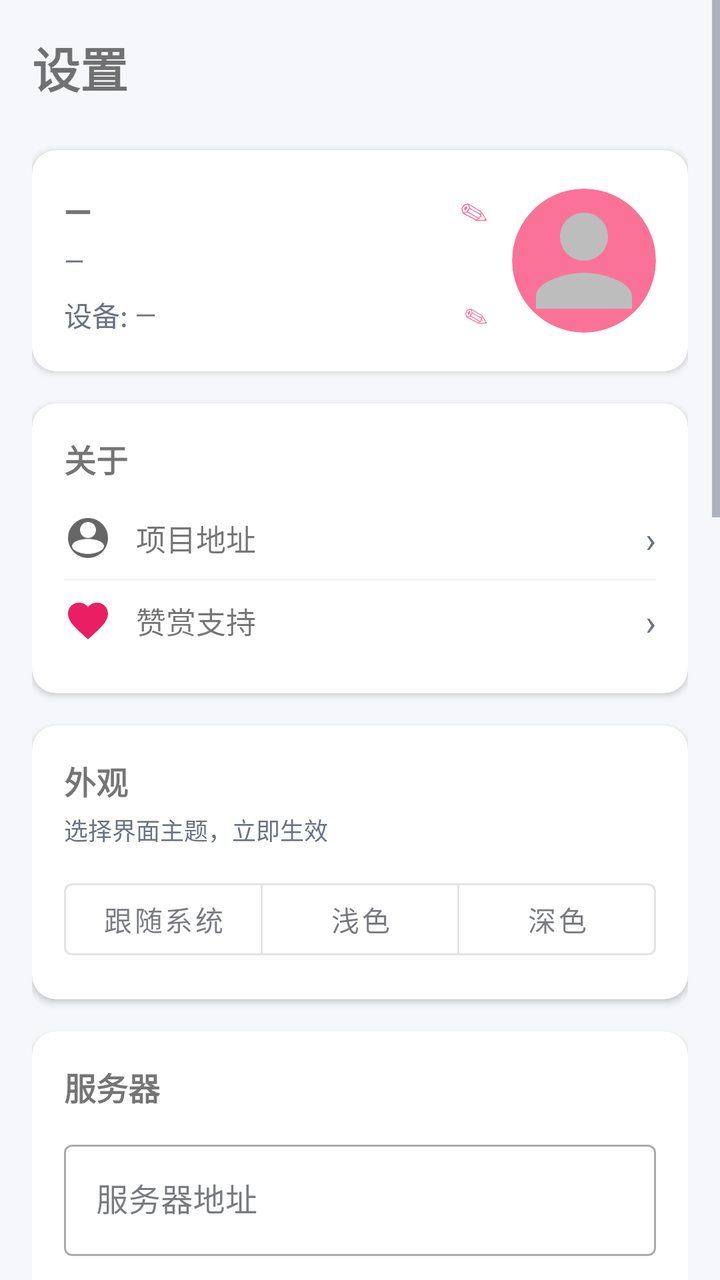
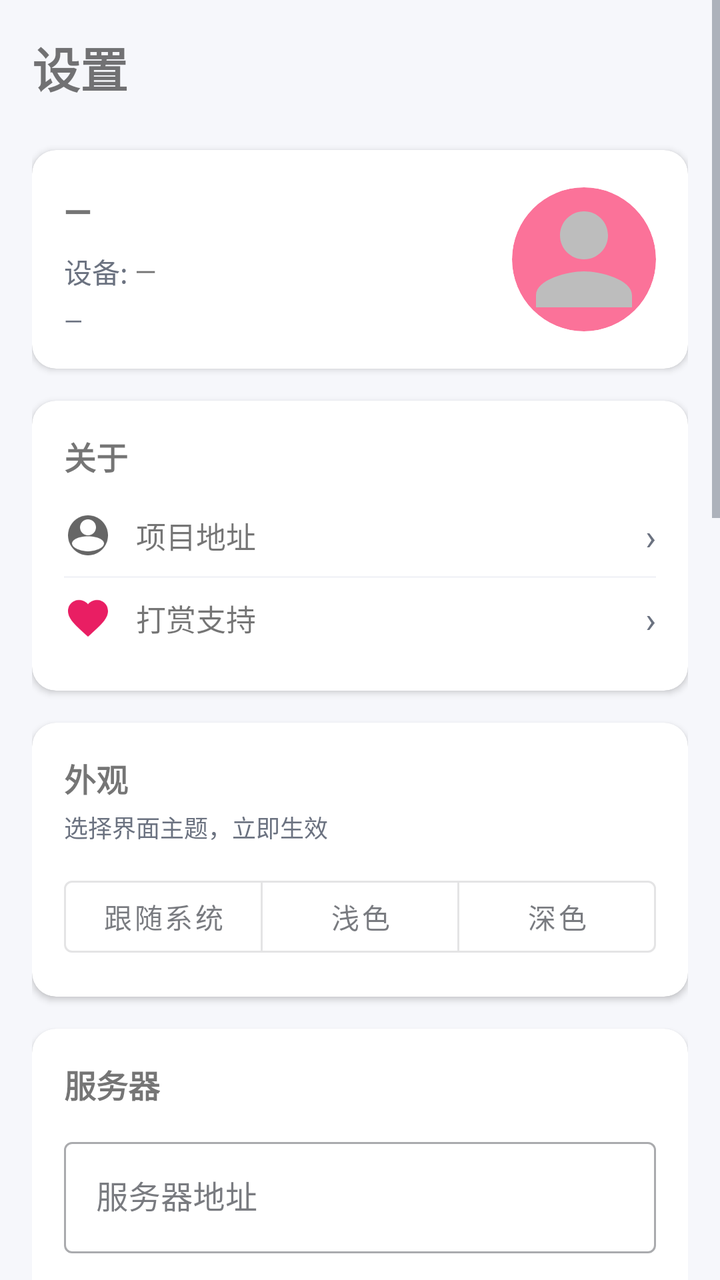

Screens rendered from an Android XML layout before and after an edit, with the pre-edit source and the edit as a unified diff.
<!-- AndroidManifest.xml: application theme Theme.NotifySync -->
<!-- res/layout/fragment_settings.xml -->
<?xml version="1.0" encoding="utf-8"?>
<ScrollView xmlns:android="http://schemas.android.com/apk/res/android"
    xmlns:app="http://schemas.android.com/apk/res-auto"
    android:layout_width="match_parent"
    android:layout_height="match_parent"
    android:fillViewport="true">

    <LinearLayout
        android:layout_width="match_parent"
        android:layout_height="wrap_content"
        android:orientation="vertical"
        android:padding="16dp">

        <TextView
            android:layout_width="match_parent"
            android:layout_height="wrap_content"
            android:text="设置"
            android:textSize="24sp"
            android:textStyle="bold"
            android:layout_marginBottom="24dp" />

        
        <com.google.android.material.card.MaterialCardView
            android:layout_width="match_parent"
            android:layout_height="wrap_content"
            android:layout_marginBottom="16dp"
            app:cardCornerRadius="12dp"
            app:cardElevation="2dp">

            <LinearLayout
                android:layout_width="match_parent"
                android:layout_height="wrap_content"
                android:orientation="horizontal"
                android:gravity="center_vertical"
                android:padding="16dp">

                
                <LinearLayout
                    android:layout_width="0dp"
                    android:layout_height="wrap_content"
                    android:layout_weight="1"
                    android:orientation="vertical">

                    
                    <LinearLayout
                        android:id="@+id/llNickname"
                        android:layout_width="match_parent"
                        android:layout_height="wrap_content"
                        android:orientation="horizontal"
                        android:gravity="center_vertical"
                        android:clickable="true"
                        android:focusable="true"
                        android:background="?attr/selectableItemBackground"
                        android:paddingTop="2dp"
                        android:paddingBottom="2dp">

                        <TextView
                            android:id="@+id/tvDisplayName"
                            android:layout_width="0dp"
                            android:layout_height="wrap_content"
                            android:layout_weight="1"
                            android:text="—"
                            android:textSize="18sp"
                            android:textStyle="bold" />

                        <TextView
                            android:layout_width="wrap_content"
                            android:layout_height="wrap_content"
                            android:text="✎"
                            android:textSize="14sp"
                            android:textColor="?attr/colorPrimary" />
                    </LinearLayout>

                    
                    <TextView
                        android:id="@+id/tvUsername"
                        android:layout_width="wrap_content"
                        android:layout_height="wrap_content"
                        android:text="—"
                        android:textSize="13sp"
                        android:textColor="@color/on_surface_variant"
                        android:layout_marginTop="2dp"
                        android:layout_marginBottom="6dp" />

                    
                    <LinearLayout
                        android:id="@+id/llDeviceName"
                        android:layout_width="match_parent"
                        android:layout_height="wrap_content"
                        android:orientation="horizontal"
                        android:gravity="center_vertical"
                        android:clickable="true"
                        android:focusable="true"
                        android:background="?attr/selectableItemBackground"
                        android:paddingTop="2dp"
                        android:paddingBottom="2dp">

                        <TextView
                            android:layout_width="wrap_content"
                            android:layout_height="wrap_content"
                            android:text="设备: "
                            android:textSize="14sp"
                            android:textColor="@color/on_surface_variant" />

                        <TextView
                            android:id="@+id/tvDeviceName"
                            android:layout_width="0dp"
                            android:layout_height="wrap_content"
                            android:layout_weight="1"
                            android:text="—"
                            android:textSize="14sp" />

                        <TextView
                            android:layout_width="wrap_content"
                            android:layout_height="wrap_content"
                            android:text="✎"
                            android:textSize="12sp"
                            android:textColor="?attr/colorPrimary" />
                    </LinearLayout>
                </LinearLayout>

                
                <FrameLayout
                    android:id="@+id/flAvatar"
                    android:layout_width="72dp"
                    android:layout_height="72dp"
                    android:layout_marginStart="12dp"
                    android:clickable="true"
                    android:focusable="true"
                    android:background="?attr/selectableItemBackgroundBorderless">

                    <ImageView
                        android:id="@+id/ivAvatar"
                        android:layout_width="match_parent"
                        android:layout_height="match_parent"
                        android:scaleType="centerCrop"
                        android:src="@drawable/ic_default_avatar"
                        android:background="@drawable/bg_circle_avatar"
                        android:clipToOutline="true"
                        android:outlineProvider="background" />
                </FrameLayout>
            </LinearLayout>
        </com.google.android.material.card.MaterialCardView>

        
        <com.google.android.material.card.MaterialCardView
            android:layout_width="match_parent"
            android:layout_height="wrap_content"
            android:layout_marginBottom="16dp"
            app:cardCornerRadius="12dp"
            app:cardElevation="2dp">

            <LinearLayout
                android:layout_width="match_parent"
                android:layout_height="wrap_content"
                android:orientation="vertical"
                android:padding="16dp">

                <TextView
                    android:layout_width="wrap_content"
                    android:layout_height="wrap_content"
                    android:text="关于"
                    android:textStyle="bold"
                    android:textSize="16sp"
                    android:layout_marginBottom="8dp" />

                
                <LinearLayout
                    android:id="@+id/llProjectUrl"
                    android:layout_width="match_parent"
                    android:layout_height="wrap_content"
                    android:orientation="horizontal"
                    android:gravity="center_vertical"
                    android:clickable="true"
                    android:focusable="true"
                    android:background="?attr/selectableItemBackground"
                    android:paddingTop="8dp"
                    android:paddingBottom="8dp">

                    <ImageView
                        android:layout_width="24dp"
                        android:layout_height="24dp"
                        android:src="@drawable/ic_github"
                        android:layout_marginEnd="12dp" />

                    <TextView
                        android:layout_width="0dp"
                        android:layout_height="wrap_content"
                        android:layout_weight="1"
                        android:text="项目地址"
                        android:textSize="15sp" />

                    <TextView
                        android:layout_width="wrap_content"
                        android:layout_height="wrap_content"
                        android:text="›"
                        android:textSize="18sp"
                        android:textColor="@color/on_surface_variant" />
                </LinearLayout>

                <View
                    android:layout_width="match_parent"
                    android:layout_height="1dp"
                    android:background="@color/surface_variant" />

                
                <LinearLayout
                    android:id="@+id/llDonate"
                    android:layout_width="match_parent"
                    android:layout_height="wrap_content"
                    android:orientation="horizontal"
                    android:gravity="center_vertical"
                    android:clickable="true"
                    android:focusable="true"
                    android:background="?attr/selectableItemBackground"
                    android:paddingTop="8dp"
                    android:paddingBottom="8dp">

                    <ImageView
                        android:layout_width="24dp"
                        android:layout_height="24dp"
                        android:src="@drawable/ic_donate"
                        android:layout_marginEnd="12dp" />

                    <TextView
                        android:layout_width="0dp"
                        android:layout_height="wrap_content"
                        android:layout_weight="1"
                        android:text="赞赏支持"
                        android:textSize="15sp" />

                    <TextView
                        android:layout_width="wrap_content"
                        android:layout_height="wrap_content"
                        android:text="›"
                        android:textSize="18sp"
                        android:textColor="@color/on_surface_variant" />
                </LinearLayout>
            </LinearLayout>
        </com.google.android.material.card.MaterialCardView>

        
        <com.google.android.material.card.MaterialCardView
            android:layout_width="match_parent"
            android:layout_height="wrap_content"
            android:layout_marginBottom="16dp"
            app:cardCornerRadius="12dp"
            app:cardElevation="2dp">

            <LinearLayout
                android:layout_width="match_parent"
                android:layout_height="wrap_content"
                android:orientation="vertical"
                android:padding="16dp">

                <TextView
                    android:layout_width="wrap_content"
                    android:layout_height="wrap_content"
                    android:text="外观"
                    android:textStyle="bold"
                    android:textSize="16sp"
                    android:layout_marginBottom="4dp" />

                <TextView
                    android:layout_width="match_parent"
                    android:layout_height="wrap_content"
                    android:text="选择界面主题，立即生效"
                    android:textSize="12sp"
                    android:textColor="@color/on_surface_variant"
                    android:layout_marginBottom="12dp" />

                <com.google.android.material.button.MaterialButtonToggleGroup
                    android:id="@+id/toggleTheme"
                    android:layout_width="match_parent"
                    android:layout_height="wrap_content"
                    app:singleSelection="true"
                    app:selectionRequired="true">

                    <com.google.android.material.button.MaterialButton
                        android:id="@+id/btnThemeSystem"
                        style="@style/Widget.MaterialComponents.Button.OutlinedButton"
                        android:layout_width="0dp"
                        android:layout_height="wrap_content"
                        android:layout_weight="1"
                        android:text="跟随系统" />

                    <com.google.android.material.button.MaterialButton
                        android:id="@+id/btnThemeLight"
                        style="@style/Widget.MaterialComponents.Button.OutlinedButton"
                        android:layout_width="0dp"
                        android:layout_height="wrap_content"
                        android:layout_weight="1"
                        android:text="浅色" />

                    <com.google.android.material.button.MaterialButton
                        android:id="@+id/btnThemeDark"
                        style="@style/Widget.MaterialComponents.Button.OutlinedButton"
                        android:layout_width="0dp"
                        android:layout_height="wrap_content"
                        android:layout_weight="1"
                        android:text="深色" />
                </com.google.android.material.button.MaterialButtonToggleGroup>
            </LinearLayout>
        </com.google.android.material.card.MaterialCardView>

        
        <com.google.android.material.card.MaterialCardView
            android:layout_width="match_parent"
            android:layout_height="wrap_content"
            android:layout_marginBottom="16dp"
            app:cardCornerRadius="12dp"
            app:cardElevation="2dp">

            <LinearLayout
                android:layout_width="match_parent"
                android:layout_height="wrap_content"
                android:orientation="vertical"
                android:padding="16dp">

                <TextView
                    android:layout_width="wrap_content"
                    android:layout_height="wrap_content"
                    android:text="服务器"
                    android:textStyle="bold"
                    android:textSize="16sp"
                    android:layout_marginBottom="12dp" />

                <com.google.android.material.textfield.TextInputLayout
                    android:layout_width="match_parent"
                    android:layout_height="wrap_content"
                    style="@style/Widget.MaterialComponents.TextInputLayout.OutlinedBox"
                    android:layout_marginBottom="8dp">

                    <com.google.android.material.textfield.TextInputEditText
                        android:id="@+id/etServerUrl"
                        android:layout_width="match_parent"
                        android:layout_height="wrap_content"
                        android:hint="服务器地址"
                        android:inputType="textUri"
                        android:singleLine="true" />
                </com.google.android.material.textfield.TextInputLayout>

                <LinearLayout
                    android:layout_width="match_parent"
                    android:layout_height="wrap_content"
                    android:orientation="horizontal"
                    android:gravity="end">

                    <com.google.android.material.button.MaterialButton
                        android:id="@+id/btnTestConnection"
                        android:layout_width="wrap_content"
                        android:layout_height="wrap_content"
                        android:text="测试连接"
                        style="@style/Widget.MaterialComponents.Button.TextButton" />

                    <com.google.android.material.button.MaterialButton
                        android:id="@+id/btnSaveServerUrl"
                        android:layout_width="wrap_content"
                        android:layout_height="wrap_content"
                        android:text="保存" />
                </LinearLayout>
            </LinearLayout>
        </com.google.android.material.card.MaterialCardView>

        
        <com.google.android.material.card.MaterialCardView
            android:layout_width="match_parent"
            android:layout_height="wrap_content"
            android:layout_marginBottom="16dp"
            app:cardCornerRadius="12dp"
            app:cardElevation="2dp">

            <LinearLayout
                android:layout_width="match_parent"
                android:layout_height="wrap_content"
                android:orientation="vertical"
                android:padding="16dp">

                <TextView
                    android:layout_width="wrap_content"
                    android:layout_height="wrap_content"
                    android:text="通知监听权限"
                    android:textStyle="bold"
                    android:textSize="16sp"
                    android:layout_marginBottom="8dp" />

                <LinearLayout
                    android:layout_width="match_parent"
                    android:layout_height="wrap_content"
                    android:orientation="horizontal"
                    android:gravity="center_vertical"
                    android:layout_marginBottom="12dp">

                    <TextView
                        android:layout_width="0dp"
                        android:layout_height="wrap_content"
                        android:layout_weight="1"
                        android:text="状态: " />

                    <TextView
                        android:id="@+id/tvPermissionStatus"
                        android:layout_width="wrap_content"
                        android:layout_height="wrap_content"
                        android:text="未授权"
                        android:textColor="@color/danger"
                        android:textStyle="bold" />
                </LinearLayout>

                <com.google.android.material.button.MaterialButton
                    android:id="@+id/btnNotificationPermission"
                    android:layout_width="match_parent"
                    android:layout_height="wrap_content"
                    android:text="去授权通知监听" />
            </LinearLayout>
        </com.google.android.material.card.MaterialCardView>

        
        <com.google.android.material.card.MaterialCardView
            android:layout_width="match_parent"
            android:layout_height="wrap_content"
            android:layout_marginBottom="16dp"
            app:cardCornerRadius="12dp"
            app:cardElevation="2dp">

            <LinearLayout
                android:layout_width="match_parent"
                android:layout_height="wrap_content"
                android:orientation="vertical"
                android:padding="16dp">

                <TextView
                    android:layout_width="wrap_content"
                    android:layout_height="wrap_content"
                    android:text="短信验证码"
                    android:textStyle="bold"
                    android:textSize="16sp"
                    android:layout_marginBottom="4dp" />

                <TextView
                    android:layout_width="match_parent"
                    android:layout_height="wrap_content"
                    android:text="开启后自动读取新短信，提取验证码并复制到剪贴板"
                    android:textSize="12sp"
                    android:textColor="@color/on_surface_variant"
                    android:layout_marginBottom="12dp" />

                <LinearLayout
                    android:layout_width="match_parent"
                    android:layout_height="wrap_content"
                    android:orientation="horizontal"
                    android:gravity="center_vertical"
                    android:layout_marginBottom="12dp">

                    <TextView
                        android:layout_width="0dp"
                        android:layout_height="wrap_content"
                        android:layout_weight="1"
                        android:text="状态: " />

                    <TextView
                        android:id="@+id/tvSmsStatus"
                        android:layout_width="wrap_content"
                        android:layout_height="wrap_content"
                        android:text="未授权"
                        android:textColor="@color/danger"
                        android:textStyle="bold" />
                </LinearLayout>

                <LinearLayout
                    android:layout_width="match_parent"
                    android:layout_height="wrap_content"
                    android:orientation="horizontal"
                    android:gravity="center_vertical">

                    <TextView
                        android:layout_width="0dp"
                        android:layout_height="wrap_content"
                        android:layout_weight="1"
                        android:text="自动提取并复制验证码"
                        android:textSize="14sp" />

                    <com.google.android.material.button.MaterialButton
                        android:id="@+id/btnSmsPermission"
                        style="@style/Widget.MaterialComponents.Button.TextButton"
                        android:layout_width="wrap_content"
                        android:layout_height="wrap_content"
                        android:text="授权读取短信" />

                    <androidx.appcompat.widget.SwitchCompat
                        android:id="@+id/swSmsCapture"
                        android:layout_width="wrap_content"
                        android:layout_height="wrap_content" />
                </LinearLayout>
            </LinearLayout>
        </com.google.android.material.card.MaterialCardView>

        
        <com.google.android.material.card.MaterialCardView
            android:layout_width="match_parent"
            android:layout_height="wrap_content"
            android:layout_marginBottom="16dp"
            app:cardCornerRadius="12dp"
            app:cardElevation="2dp">

            <LinearLayout
                android:layout_width="match_parent"
                android:layout_height="wrap_content"
                android:orientation="vertical"
                android:padding="16dp">

                <TextView
                    android:layout_width="wrap_content"
                    android:layout_height="wrap_content"
                    android:text="应用过滤"
                    android:textStyle="bold"
                    android:textSize="16sp"
                    android:layout_marginBottom="8dp" />

                <LinearLayout
                    android:layout_width="match_parent"
                    android:layout_height="wrap_content"
                    android:orientation="horizontal"
                    android:gravity="center_vertical"
                    android:layout_marginBottom="4dp">

                    <TextView
                        android:layout_width="0dp"
                        android:layout_height="wrap_content"
                        android:layout_weight="1"
                        android:text="仅同步所选应用"
                        android:textSize="14sp" />

                    <androidx.appcompat.widget.SwitchCompat
                        android:id="@+id/swFilterEnabled"
                        android:layout_width="wrap_content"
                        android:layout_height="wrap_content" />
                </LinearLayout>

                <TextView
                    android:layout_width="match_parent"
                    android:layout_height="wrap_content"
                    android:text="关闭 = 同步所有应用；开启后只同步下方勾选的应用"
                    android:textSize="12sp"
                    android:textColor="@color/on_surface_variant"
                    android:layout_marginBottom="8dp" />

                <androidx.recyclerview.widget.RecyclerView
                    android:id="@+id/rvAppFilter"
                    android:layout_width="match_parent"
                    android:layout_height="240dp"
                    android:clipToPadding="false" />

                <ProgressBar
                    android:id="@+id/progressBarFilters"
                    android:layout_width="wrap_content"
                    android:layout_height="wrap_content"
                    android:layout_gravity="center"
                    android:visibility="gone" />

                <TextView
                    android:id="@+id/tvEmptyFilters"
                    android:layout_width="match_parent"
                    android:layout_height="wrap_content"
                    android:text="未找到可同步的应用"
                    android:gravity="center"
                    android:padding="24dp"
                    android:textColor="@color/on_surface_variant"
                    android:visibility="gone" />

                <com.google.android.material.button.MaterialButton
                    android:id="@+id/btnSaveFilters"
                    android:layout_width="match_parent"
                    android:layout_height="wrap_content"
                    android:layout_marginTop="8dp"
                    android:text="保存应用过滤" />
            </LinearLayout>
        </com.google.android.material.card.MaterialCardView>

        
        <com.google.android.material.button.MaterialButton
            android:id="@+id/btnLogout"
            android:layout_width="match_parent"
            android:layout_height="52dp"
            android:text="退出登录"
            android:backgroundTint="@color/danger"
            android:textColor="@android:color/white" />

    </LinearLayout>
</ScrollView>
<!-- resources referenced by this layout -->
<resources>
  <color name="danger">#E25555</color>
  <color name="on_surface_variant">#6B7280</color>
  <color name="surface_variant">#F3F4F8</color>
  <!-- drawable bg_circle_avatar (drawable) -->
  <?xml version="1.0" encoding="utf-8"?>
  <shape xmlns:android="http://schemas.android.com/apk/res/android"
      android:shape="oval">
      <solid android:color="@color/purple_500" />
  </shape>
  <!-- drawable ic_default_avatar (drawable) -->
  <vector xmlns:android="http://schemas.android.com/apk/res/android"
      android:width="48dp"
      android:height="48dp"
      android:viewportWidth="24"
      android:viewportHeight="24">
      <path
          android:fillColor="#BDBDBD"
          android:pathData="M12,12c2.21,0 4,-1.79 4,-4s-1.79,-4 -4,-4 -4,1.79 -4,4 1.79,4 4,4zM12,14c-2.67,0 -8,1.34 -8,4v2h16v-2c0,-2.66 -5.33,-4 -8,-4z" />
  </vector>
  <!-- drawable ic_donate (drawable) -->
  <vector xmlns:android="http://schemas.android.com/apk/res/android"
      android:width="24dp"
      android:height="24dp"
      android:viewportWidth="24"
      android:viewportHeight="24">
      <path
          android:fillColor="#E91E63"
          android:pathData="M12,21.35l-1.45,-1.32C5.4,15.36 2,12.28 2,8.5 2,5.42 4.42,3 7.5,3c1.74,0 3.41,0.81 4.5,2.09C13.09,3.81 14.76,3 16.5,3 19.58,3 22,5.42 22,8.5c0,3.78 -3.4,6.86 -8.55,11.54L12,21.35z" />
  </vector>
  <!-- drawable ic_github (drawable) -->
  <vector xmlns:android="http://schemas.android.com/apk/res/android"
      android:width="24dp"
      android:height="24dp"
      android:viewportWidth="24"
      android:viewportHeight="24">
      <path
          android:fillColor="#666666"
          android:pathData="M12,2C6.48,2 2,6.48 2,12s4.48,10 10,10 10,-4.48 10,-10S17.52,2 12,2zM12,4c2.21,0 4,1.79 4,4s-1.79,4 -4,4 -4,-1.79 -4,-4 1.79,-4 4,-4zM12,20c-2.67,0 -8,-1.34 -8,-4 0,-1.5 2.67,-3.5 8,-3.5s8,2 8,3.5c0,2.66 -5.33,4 -8,4z" />
  </vector>
  <style name="Theme.NotifySync" parent="Theme.MaterialComponents.DayNight.NoActionBar">
          <item name="colorPrimary">@color/brand_primary</item>
          <item name="colorPrimaryVariant">@color/brand_primary_dark</item>
          <item name="colorOnPrimary">@color/on_primary</item>
          <item name="colorSecondary">@color/secondary</item>
          <item name="colorOnSecondary">@color/on_secondary</item>
          <item name="colorSurface">@color/surface</item>
          <item name="colorOnSurface">@color/on_surface</item>
          <item name="colorError">@color/error</item>
          <item name="android:colorBackground">@color/background</item>
          <item name="colorOnBackground">@color/on_surface</item>
          <item name="colorControlNormal">@color/on_surface_variant</item>
          <item name="colorControlActivated">@color/brand_primary</item>
          <item name="android:windowBackground">@color/background</item>
          <item name="android:statusBarColor">@color/background</item>
          <item name="android:navigationBarColor">@color/background</item>
      </style>
  <color name="purple_500">@color/brand_primary</color>
  <color name="brand_primary">#FB7299</color>
  <color name="brand_primary_dark">#E0527F</color>
  <color name="on_primary">#FFFFFF</color>
  <color name="secondary">#8A6AFF</color>
  <color name="on_secondary">#FFFFFF</color>
  <color name="surface">#FFFFFF</color>
  <color name="on_surface">#20232B</color>
  <color name="error">#E25555</color>
  <color name="background">#F6F7FB</color>
</resources>

<!-- the commit's change to res/layout/fragment_settings.xml (unified diff, before → after) -->
@@ -62,25 +62,7 @@
                             android:text="—"
                             android:textSize="18sp"
                             android:textStyle="bold" />
-
-                        <TextView
-                            android:layout_width="wrap_content"
-                            android:layout_height="wrap_content"
-                            android:text="✎"
-                            android:textSize="14sp"
-                            android:textColor="?attr/colorPrimary" />
                     </LinearLayout>
-
-                    
-                    <TextView
-                        android:id="@+id/tvUsername"
-                        android:layout_width="wrap_content"
-                        android:layout_height="wrap_content"
-                        android:text="—"
-                        android:textSize="13sp"
-                        android:textColor="@color/on_surface_variant"
-                        android:layout_marginTop="2dp"
-                        android:layout_marginBottom="6dp" />
 
                     
                     <LinearLayout
@@ -93,7 +75,8 @@
                         android:focusable="true"
                         android:background="?attr/selectableItemBackground"
                         android:paddingTop="2dp"
-                        android:paddingBottom="2dp">
+                        android:paddingBottom="2dp"
+                        android:layout_marginTop="4dp">
 
                         <TextView
                             android:layout_width="wrap_content"
@@ -109,14 +92,17 @@
                             android:layout_weight="1"
                             android:text="—"
                             android:textSize="14sp" />
-
-                        <TextView
-                            android:layout_width="wrap_content"
-                            android:layout_height="wrap_content"
-                            android:text="✎"
-                            android:textSize="12sp"
-                            android:textColor="?attr/colorPrimary" />
                     </LinearLayout>
+
+                    
+                    <TextView
+                        android:id="@+id/tvUsername"
+                        android:layout_width="wrap_content"
+                        android:layout_height="wrap_content"
+                        android:text="—"
+                        android:textSize="12sp"
+                        android:textColor="@color/on_surface_variant"
+                        android:layout_marginTop="4dp" />
                 </LinearLayout>
 
                 
@@ -226,7 +212,7 @@
                         android:layout_width="0dp"
                         android:layout_height="wrap_content"
                         android:layout_weight="1"
-                        android:text="赞赏支持"
+                        android:text="打赏支持"
                         android:textSize="15sp" />
 
                     <TextView
